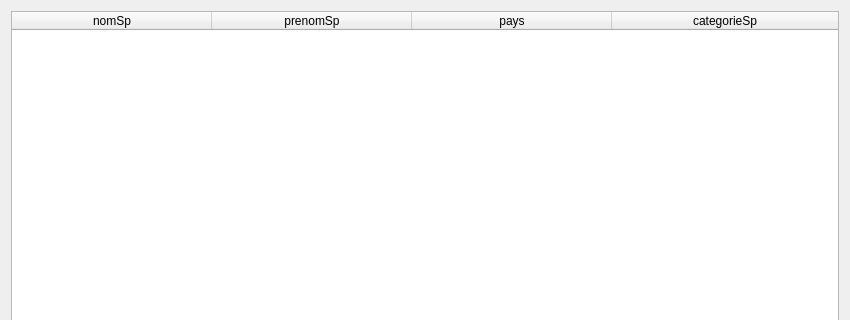
The window that gui/fct_demande_2.ui (NewYards/CEBD_JO) describes before a commit, drawn with Qt 5; both pictures show x 0 to 850 and y 0 to 320 of the 850 by 601 pixel window.
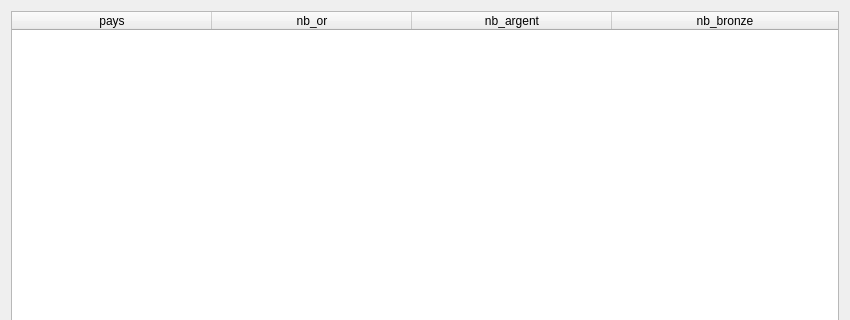
The same window after the commit.

Diff of the .ui file:
```diff
--- a/gui/fct_demande_2.ui
+++ b/gui/fct_demande_2.ui
@@ -28,16 +28,6 @@
      <attribute name="verticalHeaderVisible">
       <bool>false</bool>
      </attribute>
-     <column>
-      <property name="text">
-       <string>nomSp</string>
-      </property>
-     </column>
-     <column>
-      <property name="text">
-       <string>prenomSp</string>
-      </property>
-     </column>
      <column>
       <property name="text">
        <string>pays</string>
@@ -45,7 +35,17 @@
      </column>
      <column>
       <property name="text">
-       <string>categorieSp</string>
+       <string>nb_or</string>
+      </property>
+     </column>
+     <column>
+      <property name="text">
+       <string>nb_argent</string>
+      </property>
+     </column>
+     <column>
+      <property name="text">
+       <string>nb_bronze</string>
       </property>
      </column>
     </widget>
```
